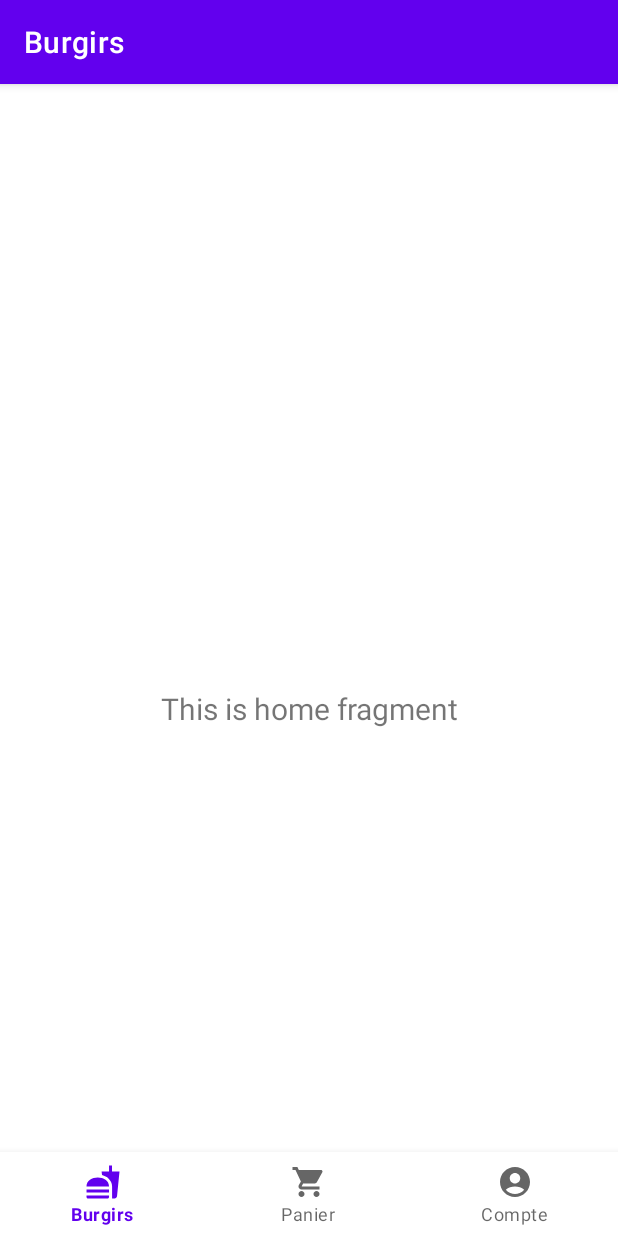
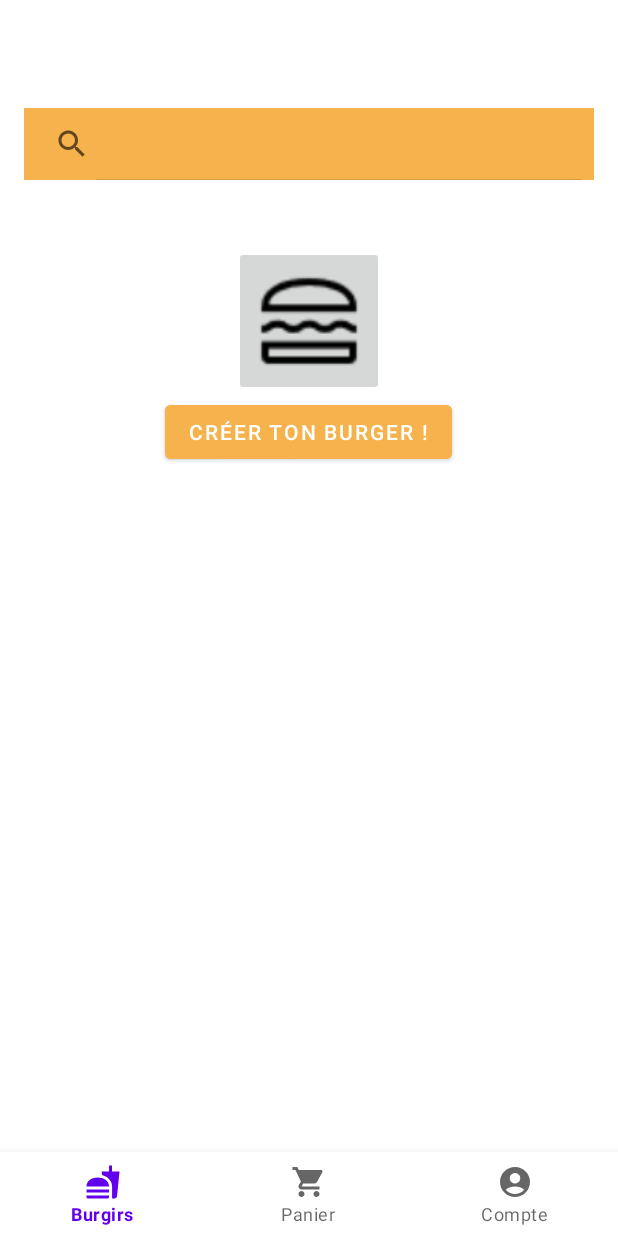
Before and after one commit to DUT-Info-Montreuil/SAE4A-COHEN-ARGENCE-BAUDIER-YANG, an Android app: the screen it shows after launch (MainActivity), on a phone screen of 412 x 824 dp. Run offline under Robolectric (Android 15) with nearby library versions, the phone set to English and light mode, and no system bars; our stand-ins replace navigation-ui.

Commit message:
Creation layout home

```diff
--- a/app/src/main/java/com/example/vraiburgir/MainActivity.java
+++ b/app/src/main/java/com/example/vraiburgir/MainActivity.java
@@ -30,7 +30,6 @@ public class MainActivity extends AppCompatActivity {
                 R.id.navigation_home, R.id.navigation_dashboard, R.id.navigation_notifications)
                 .build();
         NavController navController = Navigation.findNavController(this, R.id.nav_host_fragment_activity_main);
-        NavigationUI.setupActionBarWithNavController(this, navController, appBarConfiguration);
         NavigationUI.setupWithNavController(binding.navView, navController);
     }
 
--- a/app/src/main/java/com/example/vraiburgir/ui/home/HomeFragment.java
+++ b/app/src/main/java/com/example/vraiburgir/ui/home/HomeFragment.java
@@ -24,8 +24,6 @@ public class HomeFragment extends Fragment {
         binding = FragmentHomeBinding.inflate(inflater, container, false);
         View root = binding.getRoot();
 
-        final TextView textView = binding.textHome;
-        homeViewModel.getText().observe(getViewLifecycleOwner(), textView::setText);
         return root;
     }
 
--- a/app/src/main/res/layout/fragment_home.xml
+++ b/app/src/main/res/layout/fragment_home.xml
@@ -6,17 +6,54 @@
     android:layout_height="match_parent"
     tools:context=".ui.home.HomeFragment">
 
-    <TextView
-        android:id="@+id/text_home"
+    <SearchView
+        android:id="@+id/my_searchview"
         android:layout_width="match_parent"
         android:layout_height="wrap_content"
-        android:layout_marginStart="8dp"
-        android:layout_marginTop="8dp"
-        android:layout_marginEnd="8dp"
-        android:textAlignment="center"
-        android:textSize="20sp"
-        app:layout_constraintBottom_toBottomOf="parent"
+        android:layout_marginTop="16dp"
+        android:layout_marginStart="16dp"
+        android:layout_marginEnd="16dp"
+        android:iconifiedByDefault="false"
+        app:layout_constraintTop_toTopOf="parent"
+        app:layout_constraintStart_toStartOf="parent"
         app:layout_constraintEnd_toEndOf="parent"
-        app:layout_constraintStart_toStartOf="parent"
-        app:layout_constraintTop_toTopOf="parent" />
+        android:background="@color/cheddar">
+    </SearchView>
+
+    <ScrollView
+        android:layout_width="match_parent"
+        android:layout_height="match_parent"
+        android:layout_marginTop="100dp">
+
+
+        <LinearLayout
+            android:layout_width="match_parent"
+            android:layout_height="wrap_content"
+            android:orientation="vertical"
+            android:layout_marginTop="8dp"
+            android:layout_marginStart="32dp"
+            android:layout_marginEnd="32dp">
+
+            <ImageButton
+                android:id="@+id/imageButton"
+                android:layout_width="100dp"
+                android:layout_height="100dp"
+                android:scaleType="fitCenter"
+                android:layout_gravity="center_horizontal"
+                android:src="@drawable/burger"
+                android:contentDescription="create your burger"
+                />
+
+            <Button
+                android:id="@+id/button"
+                android:backgroundTint="@color/cheddar"
+                android:layout_width="wrap_content"
+                android:layout_height="wrap_content"
+                android:text="Créer ton burger !"
+                android:layout_gravity="center_horizontal|bottom"
+                android:layout_marginStart="32dp"
+                android:layout_marginEnd="32dp" />
+        </LinearLayout>
+    </ScrollView>
+
 </androidx.constraintlayout.widget.ConstraintLayout>
--- a/app/src/main/res/values-night/themes.xml
+++ b/app/src/main/res/values-night/themes.xml
@@ -1,6 +1,6 @@
 <resources xmlns:tools="http://schemas.android.com/tools">
     <!-- Base application theme. -->
-    <style name="Theme.VraiBurgir" parent="Theme.MaterialComponents.DayNight.DarkActionBar">
+    <style name="Theme.VraiBurgir" parent="Theme.MaterialComponents.DayNight.NoActionBar">
         <!-- Primary brand color. -->
         <item name="colorPrimary">@color/purple_200</item>
         <item name="colorPrimaryVariant">@color/purple_700</item>
--- a/app/src/main/res/values/colors.xml
+++ b/app/src/main/res/values/colors.xml
@@ -7,4 +7,5 @@
     <color name="teal_700">#FF018786</color>
     <color name="black">#FF000000</color>
     <color name="white">#FFFFFFFF</color>
+    <color name="cheddar">#f6b24c</color>
 </resources>
--- a/app/src/main/res/values/themes.xml
+++ b/app/src/main/res/values/themes.xml
@@ -1,6 +1,6 @@
 <resources xmlns:tools="http://schemas.android.com/tools">
     <!-- Base application theme. -->
-    <style name="Theme.VraiBurgir" parent="Theme.MaterialComponents.DayNight.DarkActionBar">
+    <style name="Theme.VraiBurgir" parent="Theme.MaterialComponents.DayNight.NoActionBar">
         <!-- Primary brand color. -->
         <item name="colorPrimary">@color/purple_500</item>
         <item name="colorPrimaryVariant">@color/purple_700</item>
```
Also changed, not shown: app/src/main/res/drawable/burger.png (added).
